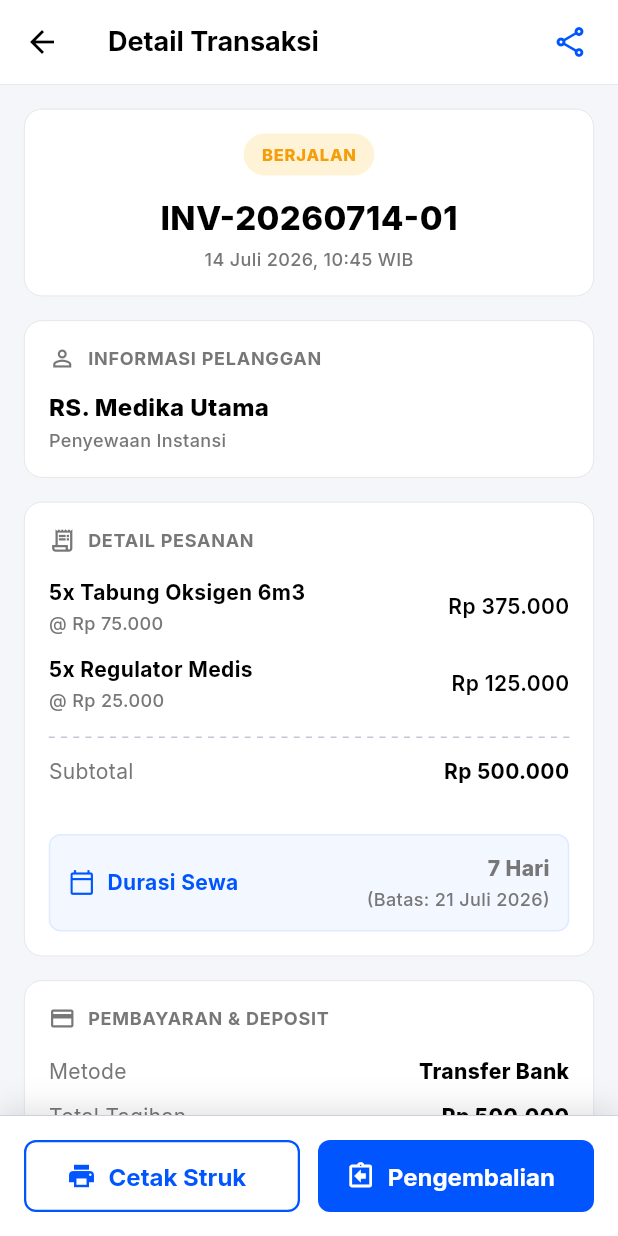
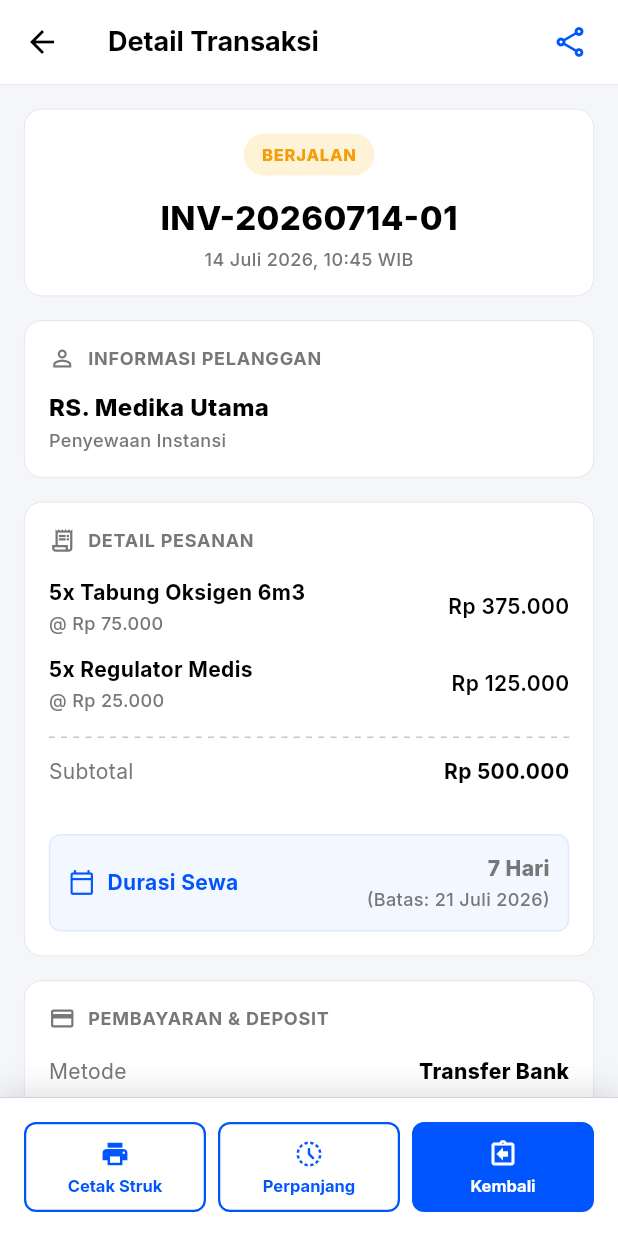
Before and after one commit to nabilkencana/Oksigen24Medis-Mobile, a Flutter app: the TransactionDetailScreen screen opened directly, on a phone screen of 412 x 824 dp. Run offline on Flutter 3.47's test engine with Material 3 defaults, Android fonts, the phone set to English and light mode, and no system bars; our stand-ins replace dio, google_fonts, pdf, permission_handler, printing, shared_preferences; missing offline and left inert: mobile_scanner, print_bluetooth_thermal; accounts and stored records are empty.

Commit message:
feat: add rental extension form screen and integrate into transaction flow

```diff
--- a/lib/features/transaction/transaction_detail_screen.dart
+++ b/lib/features/transaction/transaction_detail_screen.dart
@@ -1,12 +1,14 @@
 import 'package:flutter/material.dart';
 import 'package:oksigen24medis_mobile2/core/theme/app_theme.dart';
 import 'package:oksigen24medis_mobile2/features/return/return_form_screen.dart';
+import 'package:oksigen24medis_mobile2/features/rental/rental_extension_form_screen.dart';
 import 'package:oksigen24medis_mobile2/core/services/printer_service.dart';
 import 'package:oksigen24medis_mobile2/core/services/pdf_service.dart';
 import 'package:oksigen24medis_mobile2/features/payment/receipt_item.dart';
 import 'package:print_bluetooth_thermal/print_bluetooth_thermal.dart';
 
 class TransactionDetailScreen extends StatelessWidget {
+  final String? rentalId;
   final String invoiceNo;
   final String customerName;
   final String customerType;
@@ -21,6 +23,7 @@ class TransactionDetailScreen extends StatelessWidget {
 
   const TransactionDetailScreen({
     super.key,
+    this.rentalId,
     this.invoiceNo = 'INV-20260714-01',
     this.customerName = 'RS. Medika Utama',
     this.customerType = 'Penyewaan Instansi',
@@ -502,13 +505,13 @@ class TransactionDetailScreen extends StatelessWidget {
       child: SafeArea(
         child: Padding(
           padding: const EdgeInsets.all(16.0),
-          child: Row(
-            children: [
-              Expanded(
-                child: OutlinedButton.icon(
-                  onPressed: () async {
+          child: Builder(
+            builder: (context) {
+              final bool showThreeButtons = sewaDays > 0 && rawStatus != 'RETURNED' && rawStatus != 'SELESAI';
+
+              // Printer trigger helper
+              Future<void> triggerPrint() async {
                 final printer = PrinterService();
-
                 Future<void> doPrint() async {
                   ScaffoldMessenger.of(context).showSnackBar(
                     const SnackBar(
@@ -530,7 +533,7 @@ class TransactionDetailScreen extends StatelessWidget {
                     receiptItems: receiptItems,
                     paymentMethod: method,
                     totalTagihan: totalTagihan,
-                        receivedAmount: totalTagihan, // assume exact payment for history print
+                    receivedAmount: totalTagihan,
                     change: 0,
                   );
 
@@ -554,29 +557,81 @@ class TransactionDetailScreen extends StatelessWidget {
                 } else {
                   await doPrint();
                 }
-                  },
-                  icon: const Icon(Icons.print, size: 20),
-                  label: const Text(
-                    'Cetak Struk',
-                    style: TextStyle(fontWeight: FontWeight.w700),
-                  ),
+              }
+
+              if (showThreeButtons) {
+                return Row(
+                  children: [
+                    // 1. CETAK STRUK BUTTON (Vertical)
+                    Expanded(
+                      child: OutlinedButton(
+                        onPressed: triggerPrint,
                         style: OutlinedButton.styleFrom(
                           foregroundColor: AppColors.primary,
-                    side: const BorderSide(
-                      color: AppColors.primary,
-                      width: 1.5,
+                          padding: const EdgeInsets.symmetric(vertical: 8),
+                          side: const BorderSide(color: AppColors.primary, width: 1.5),
+                          shape: RoundedRectangleBorder(borderRadius: BorderRadius.circular(8)),
+                          minimumSize: const Size.fromHeight(60),
                         ),
-                    shape: RoundedRectangleBorder(
-                      borderRadius: BorderRadius.circular(8),
+                        child: const Column(
+                          mainAxisSize: MainAxisSize.min,
+                          children: [
+                            Icon(Icons.print, size: 20),
+                            SizedBox(height: 4),
+                            Text(
+                              'Cetak Struk',
+                              style: TextStyle(fontWeight: FontWeight.w700, fontSize: 11),
+                              maxLines: 1,
+                              overflow: TextOverflow.ellipsis,
                             ),
-                    minimumSize: const Size.fromHeight(48),
+                          ],
                         ),
                       ),
                     ),
-              if (sewaDays > 0 && rawStatus != 'RETURNED' && rawStatus != 'SELESAI') ...[
-                const SizedBox(width: 12),
+                    const SizedBox(width: 8),
+                    // 2. PERPANJANG BUTTON (Vertical)
                     Expanded(
-                  child: ElevatedButton.icon(
+                      child: OutlinedButton(
+                        onPressed: () {
+                          Navigator.of(context).push(
+                            MaterialPageRoute(
+                              builder: (context) => RentalExtensionFormScreen(
+                                rentalId: rentalId ?? '',
+                                invoiceNo: invoiceNo,
+                                customerName: customerName,
+                                returnDeadline: returnDeadline,
+                                items: items,
+                              ),
+                            ),
+                          );
+                        },
+                        style: OutlinedButton.styleFrom(
+                          foregroundColor: AppColors.primary,
+                          padding: const EdgeInsets.symmetric(vertical: 8),
+                          side: const BorderSide(color: AppColors.primary, width: 1.5),
+                          shape: RoundedRectangleBorder(borderRadius: BorderRadius.circular(8)),
+                          minimumSize: const Size.fromHeight(60),
+                        ),
+                        child: const Column(
+                          mainAxisSize: MainAxisSize.min,
+                          children: [
+                            Icon(Icons.history_toggle_off_rounded, size: 20),
+                            SizedBox(height: 4),
+                            Text(
+                              'Perpanjang',
+                              style: TextStyle(fontWeight: FontWeight.w700, fontSize: 11),
+                              maxLines: 1,
+                              overflow: TextOverflow.ellipsis,
+                              textAlign: TextAlign.center,
+                            ),
+                          ],
+                        ),
+                      ),
+                    ),
+                    const SizedBox(width: 8),
+                    // 3. KEMBALI BUTTON (Vertical)
+                    Expanded(
+                      child: ElevatedButton(
                         onPressed: () {
                           Navigator.of(context).push(
                             MaterialPageRoute(
@@ -584,23 +639,52 @@ class TransactionDetailScreen extends StatelessWidget {
                             ),
                           );
                         },
-                    icon: const Icon(Icons.assignment_return_outlined, size: 20),
-                    label: const Text(
-                      'Pengembalian',
-                      style: TextStyle(fontWeight: FontWeight.w700),
-                    ),
                         style: ElevatedButton.styleFrom(
                           backgroundColor: AppColors.primary,
                           foregroundColor: AppColors.surface,
-                      shape: RoundedRectangleBorder(
-                        borderRadius: BorderRadius.circular(8),
+                          padding: const EdgeInsets.symmetric(vertical: 8),
+                          shape: RoundedRectangleBorder(borderRadius: BorderRadius.circular(8)),
+                          minimumSize: const Size.fromHeight(60),
                         ),
-                      minimumSize: const Size.fromHeight(48),
+                        child: const Column(
+                          mainAxisSize: MainAxisSize.min,
+                          children: [
+                            Icon(Icons.assignment_return_outlined, size: 20),
+                            SizedBox(height: 4),
+                            Text(
+                              'Kembali',
+                              style: TextStyle(fontWeight: FontWeight.w700, fontSize: 11),
+                              maxLines: 1,
+                              overflow: TextOverflow.ellipsis,
+                              textAlign: TextAlign.center,
+                            ),
+                          ],
                         ),
                       ),
                     ),
                   ],
-            ],
+                );
+              } else {
+                // Only 1 Button: Cetak Struk (Horizontal)
+                return SizedBox(
+                  width: double.infinity,
+                  child: OutlinedButton.icon(
+                    onPressed: triggerPrint,
+                    icon: const Icon(Icons.print, size: 20),
+                    label: const Text(
+                      'Cetak Struk',
+                      style: TextStyle(fontWeight: FontWeight.w700, fontSize: 14),
+                    ),
+                    style: OutlinedButton.styleFrom(
+                      foregroundColor: AppColors.primary,
+                      side: const BorderSide(color: AppColors.primary, width: 1.5),
+                      shape: RoundedRectangleBorder(borderRadius: BorderRadius.circular(8)),
+                      minimumSize: const Size.fromHeight(48),
+                    ),
+                  ),
+                );
+              }
+            },
           ),
         ),
       ),
```
Also changed, not shown: lib/core/state/transaction_provider.dart (+31 -0 lines), lib/features/payment/payment_screen.dart (+13 -1 lines), lib/features/rental/rental_extension_form_screen.dart (added, +510 -0 lines), lib/features/transaction/transaction_history_screen.dart (+19 -1 lines). Lines whose indentation alone changed are shown as unchanged.
